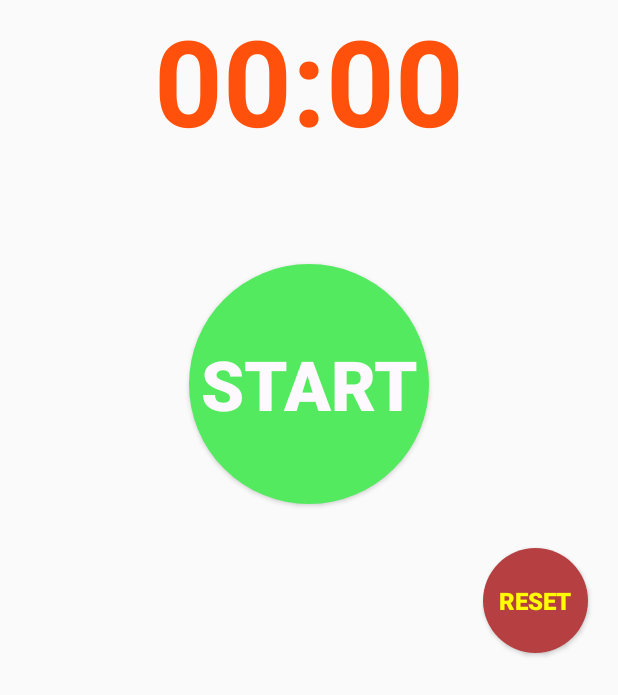
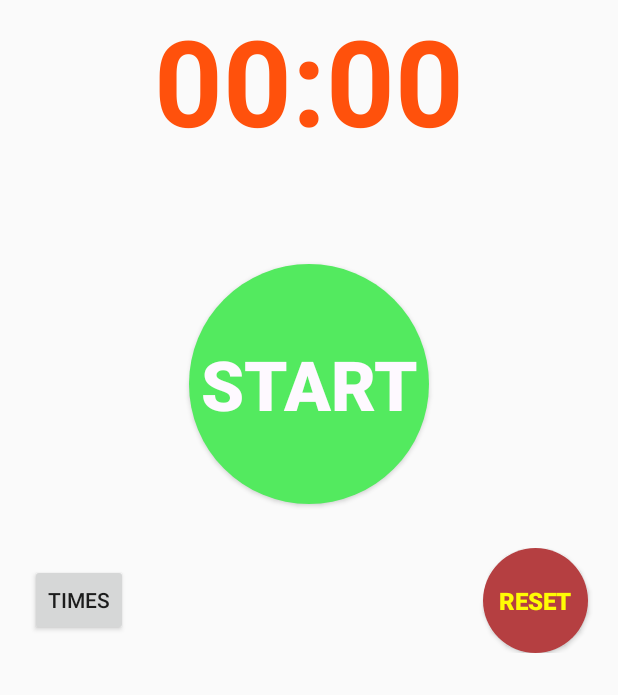
Before and after one commit to aastle/fittimer, an Android app: the screen it shows after launch (MainActivity), on a phone screen of 412 x 824 dp. Shown: the top 695 px of the screen. Run offline under Robolectric (Android 15) with nearby library versions, the light colour scheme and no system bars.

Commit message:
Initial commit

```diff
--- /dev/null
+++ b/fittimer/src/main/res/drawable-mdpi/shape_stats_circle.xml
@@ -0,0 +1,14 @@
+<?xml version="1.0" encoding="utf-8"?>
+
+<shape xmlns:android="http://schemas.android.com/apk/res/android"
+    android:shape="oval"
+    android:id="@+id/statsshape">
+    <corners
+        android:topLeftRadius="90dp"
+        android:topRightRadius="90dp"
+        android:bottomLeftRadius="90dp"
+        android:bottomRightRadius="90dp" />
+
+    <solid
+        android:color="#ff45b1b5" />
+</shape>
--- a/fittimer/src/main/res/layout-sw1024dp/activity_main.xml
+++ b/fittimer/src/main/res/layout-sw1024dp/activity_main.xml
@@ -38,18 +38,47 @@
             android:layout_gravity="center_horizontal"
             android:textSize="60sp" />
 
+        <LinearLayout
+            android:orientation="horizontal"
+            android:layout_width="fill_parent"
+            android:layout_height="wrap_content"
+            android:layout_gravity="top"
+            android:gravity="top">
+
+            <Button
+                style="?android:attr/buttonStyleSmall"
+                android:layout_width="wrap_content"
+                android:layout_height="wrap_content"
+                android:text="TIMES"
+                android:id="@+id/buttonStats"
+                android:textStyle="bold"
+                android:layout_gravity="left|top" />
+
+            <TextView
+                android:layout_width="wrap_content"
+                android:layout_height="0dp"
+                android:textAppearance="?android:attr/textAppearanceLarge"
+                android:text="Large Text"
+                android:id="@+id/textView"
+                android:layout_gravity="center_vertical"
+                android:paddingRight="50dp"
+                android:paddingLeft="50dp" />
+
             <Button
                 style="?android:attr/buttonStyleSmall"
                 android:layout_width="90dp"
                 android:layout_height="90dp"
                 android:text="@string/RESET"
                 android:id="@+id/buttonReset"
-            android:layout_gravity="right"
+                android:layout_gravity="right|top"
                 android:background="@drawable/shape_reset_circle"
                 android:textColor="#fffc04"
                 android:textStyle="bold"
                 android:padding="10dp"
                 android:textSize="22sp"
                 android:layout_marginRight="20dp" />
+
+        </LinearLayout>
+
     </LinearLayout>
 </RelativeLayout>
--- a/fittimer/src/main/res/layout/activity_main.xml
+++ b/fittimer/src/main/res/layout/activity_main.xml
@@ -52,6 +52,10 @@
             android:id="@+id/spacerBelowStart"
             android:layout_gravity="center_horizontal" />
 
+        <RelativeLayout
+            android:layout_width="fill_parent"
+            android:layout_height="wrap_content">
+
             <Button
                 style="?android:attr/buttonStyleSmall"
                 android:layout_width="70dp"
@@ -64,6 +68,22 @@
                 android:textStyle="bold"
                 android:padding="10dp"
                 android:textSize="16sp"
-            android:layout_marginRight="20dp" />
+                android:layout_marginRight="20dp"
+                android:layout_alignParentStart="false"
+                android:layout_alignParentEnd="true"
+                android:layout_alignParentRight="true" />
+
+            <Button
+                style="?android:attr/buttonStyleSmall"
+                android:layout_width="wrap_content"
+                android:layout_height="wrap_content"
+                android:text="@string/times"
+                android:id="@+id/buttonStats"
+                android:layout_centerVertical="true"
+                android:layout_alignParentLeft="true"
+                android:layout_alignParentStart="true"
+                android:layout_marginLeft="20dp" />
+        </RelativeLayout>
+
     </LinearLayout>
 </RelativeLayout>
--- a/fittimer/src/main/res/values/strings.xml
+++ b/fittimer/src/main/res/values/strings.xml
@@ -4,4 +4,5 @@
     <string name="action_settings">Settings</string>
     <string name="RESET">RESET</string>
     <string name="about">About</string>
+    <string name="times">TIMES</string>
 </resources>
```
Lines whose indentation alone changed are shown as unchanged.
